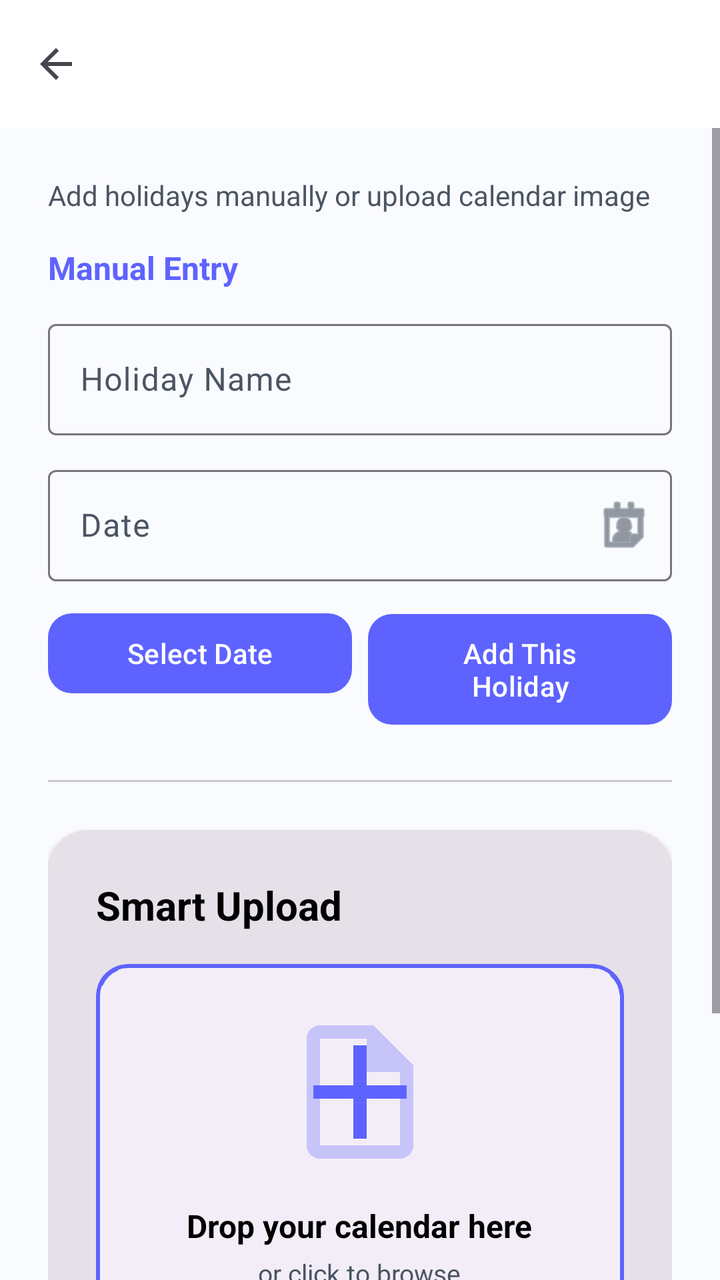
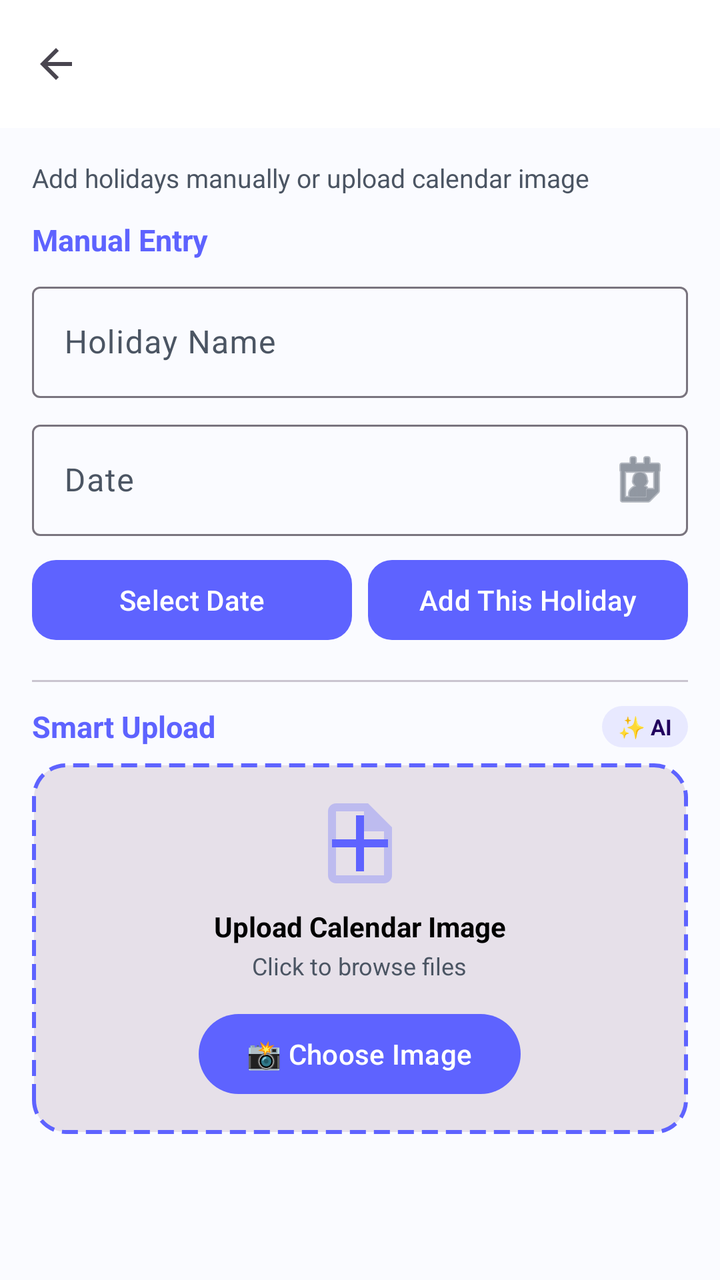

Compare the two renders of this Android layout. The source of the first and the diff that turns it into the second are given below.
<!-- AndroidManifest.xml: application theme Theme.DevLifeOS -->
<!-- res/layout/activity_add_company_holiday.xml -->
<?xml version="1.0" encoding="utf-8"?>
<androidx.coordinatorlayout.widget.CoordinatorLayout xmlns:android="http://schemas.android.com/apk/res/android"
    xmlns:app="http://schemas.android.com/apk/res-auto"
    android:layout_width="match_parent"
    android:layout_height="match_parent"
    android:fitsSystemWindows="true">

    
    <com.google.android.material.appbar.AppBarLayout
        android:id="@+id/appBarLayout"
        android:layout_width="match_parent"
        android:layout_height="wrap_content"
        android:fitsSystemWindows="true">

        <com.google.android.material.appbar.MaterialToolbar
            android:id="@+id/toolbar"
            android:layout_width="match_parent"
            android:layout_height="?attr/actionBarSize"
            android:elevation="4dp"
            app:navigationIcon="@drawable/ic_arrow_back"
            app:title="Add Company Holiday"
            app:titleTextColor="?attr/colorOnPrimary" />

    </com.google.android.material.appbar.AppBarLayout>

    
    <ScrollView
        android:layout_width="match_parent"
        android:layout_height="match_parent"
        android:fillViewport="true"
        app:layout_behavior="@string/appbar_scrolling_view_behavior">

        <LinearLayout
            android:layout_width="match_parent"
            android:layout_height="wrap_content"
            android:orientation="vertical"
            android:padding="24dp">

            <TextView
                android:layout_width="wrap_content"
                android:layout_height="wrap_content"
                android:text="Add holidays manually or upload calendar image"
                android:textColor="?attr/colorOnSurfaceVariant"
                android:textSize="14sp" />

            
            <TextView
                android:layout_width="wrap_content"
                android:layout_height="wrap_content"
                android:layout_marginTop="16dp"
                android:text="Manual Entry"
                android:textColor="?attr/colorPrimary"
                android:textSize="16sp"
                android:textStyle="bold" />

            
            <com.google.android.material.textfield.TextInputLayout
                android:layout_width="match_parent"
                android:layout_height="wrap_content"
                android:layout_marginTop="12dp"
                android:hint="Holiday Name"
                app:boxBackgroundMode="outline"
                app:endIconMode="clear_text">

                <com.google.android.material.textfield.TextInputEditText
                    android:id="@+id/etHolidayName"
                    android:layout_width="match_parent"
                    android:layout_height="wrap_content"
                    android:inputType="textCapWords"
                    android:maxLines="1" />
            </com.google.android.material.textfield.TextInputLayout>

            
            <com.google.android.material.textfield.TextInputLayout
                android:layout_width="match_parent"
                android:layout_height="wrap_content"
                android:layout_marginTop="12dp"
                android:hint="Date"
                app:boxBackgroundMode="outline"
                app:endIconDrawable="@android:drawable/ic_menu_my_calendar"
                app:endIconMode="custom">

                <com.google.android.material.textfield.TextInputEditText
                    android:id="@+id/etDate"
                    android:layout_width="match_parent"
                    android:layout_height="wrap_content"
                    android:clickable="true"
                    android:focusable="false"
                    android:inputType="none"
                    android:maxLines="1" />
            </com.google.android.material.textfield.TextInputLayout>

            
            <LinearLayout
                android:layout_width="match_parent"
                android:layout_height="wrap_content"
                android:layout_marginTop="12dp"
                android:orientation="horizontal">

                
                <com.google.android.material.button.MaterialButton
                    android:id="@+id/btnSelectDate"
                    style="@style/Widget.Material3.Button.TonalButton"
                    android:layout_width="0dp"
                    android:layout_height="wrap_content"
                    android:layout_weight="1"
                    android:text="Select Date"
                    android:paddingHorizontal="20dp"
                    android:paddingVertical="8dp"
                    app:backgroundTint="@color/md_theme_light_primary"
                    android:textAllCaps="false"
                    app:cornerRadius="12dp" />

                
                <com.google.android.material.button.MaterialButton
                    android:id="@+id/btnAddManually"
                    style="@style/Widget.Material3.Button.TonalButton"
                    android:layout_width="0dp"
                    android:layout_height="wrap_content"
                    android:layout_weight="1"
                    android:layout_marginStart="8dp"
                    android:text="Add This Holiday"
                    android:paddingHorizontal="24dp"
                    android:paddingVertical="10dp"
                    app:backgroundTint="@color/md_theme_light_primary"
                    android:textAllCaps="false"
                    app:cornerRadius="12dp" />
            </LinearLayout>


            
            <View
                android:layout_width="match_parent"
                android:layout_height="1dp"
                android:layout_marginTop="24dp"
                android:layout_marginBottom="16dp"
                android:background="?attr/colorOutlineVariant" />

            
            <com.google.android.material.card.MaterialCardView
                android:layout_width="match_parent"
                android:layout_height="wrap_content"
                android:layout_marginTop="8dp"
                app:cardCornerRadius="20dp"
                app:cardElevation="2dp"
                app:strokeWidth="0dp"
                app:cardBackgroundColor="?attr/colorSurfaceContainerHighest">

                <LinearLayout
                    android:layout_width="match_parent"
                    android:layout_height="wrap_content"
                    android:orientation="vertical"
                    android:padding="24dp">

                    
                    <LinearLayout
                        android:layout_width="match_parent"
                        android:layout_height="wrap_content"
                        android:orientation="horizontal"
                        android:gravity="center_vertical"
                        android:layout_marginBottom="16dp">

                        <TextView
                            android:layout_width="0dp"
                            android:layout_height="wrap_content"
                            android:layout_weight="1"
                            android:text="Smart Upload"
                            android:textColor="?attr/colorOnSurface"
                            android:textSize="20sp"
                            android:textStyle="bold" />

                        
                        <com.google.android.material.card.MaterialCardView
                            android:layout_width="wrap_content"
                            android:layout_height="wrap_content"
                            app:cardCornerRadius="12dp"
                            app:cardElevation="0dp"
                            app:strokeWidth="0dp"
                            app:cardBackgroundColor="?attr/colorPrimaryContainer">


                        </com.google.android.material.card.MaterialCardView>
                    </LinearLayout>

                    
                    <com.google.android.material.card.MaterialCardView
                        android:layout_width="match_parent"
                        android:layout_height="wrap_content"
                        app:cardCornerRadius="16dp"
                        app:cardElevation="0dp"
                        app:strokeWidth="2dp"
                        app:strokeColor="?attr/colorPrimary"
                        app:cardBackgroundColor="?attr/colorSurfaceContainer">

                        <LinearLayout
                            android:layout_width="match_parent"
                            android:layout_height="wrap_content"
                            android:orientation="vertical"
                            android:padding="24dp"
                            android:gravity="center"
                            android:background="@drawable/bg_dashed_border">

                            
                            <ImageView
                                android:layout_width="80dp"
                                android:layout_height="80dp"
                                android:src="@drawable/ic_upload_file"
                                android:tint="?attr/colorPrimary"
                                android:layout_marginBottom="16dp" />

                            <TextView
                                android:layout_width="wrap_content"
                                android:layout_height="wrap_content"
                                android:text="Drop your calendar here"
                                android:textColor="?attr/colorOnSurface"
                                android:textSize="16sp"
                                android:textStyle="bold"
                                android:gravity="center" />

                            <TextView
                                android:layout_width="wrap_content"
                                android:layout_height="wrap_content"
                                android:layout_marginTop="4dp"
                                android:text="or click to browse"
                                android:textColor="?attr/colorOnSurfaceVariant"
                                android:textSize="13sp"
                                android:gravity="center" />

                            
                            <FrameLayout
                                android:layout_width="match_parent"
                                android:layout_height="wrap_content"
                                android:layout_marginTop="20dp">

                                
                                <View
                                    android:layout_width="wrap_content"
                                    android:layout_height="60dp"
                                    android:background="@drawable/bg_upload_button_gradient" />

                                
                                <com.google.android.material.button.MaterialButton
                                    android:id="@+id/btnUploadCalendar"
                                    style="@style/Widget.Material3.Button.TextButton"
                                    android:layout_width="match_parent"
                                    android:layout_height="wrap_content"
                                    android:text="📸 Upload  Image"
                                    android:textSize="16sp"
                                    android:textStyle="bold"
                                    android:textColor="#FFFFFF"
                                    android:textAllCaps="false"
                                    app:iconGravity="textStart"
                                    app:cornerRadius="20dp"
                                    app:rippleColor="#80FFFFFF"
                                    android:letterSpacing="0.02" />
                            </FrameLayout>

                        </LinearLayout>
                    </com.google.android.material.card.MaterialCardView>

                </LinearLayout>
            </com.google.android.material.card.MaterialCardView>

            
            <LinearLayout
                android:layout_width="match_parent"
                android:layout_height="wrap_content"
                android:layout_marginTop="16dp"
                android:gravity="center"
                android:orientation="horizontal">

                <ProgressBar
                    android:id="@+id/progressBar"
                    android:layout_width="24dp"
                    android:layout_height="24dp"
                    android:visibility="gone" />

                <TextView
                    android:id="@+id/tvStatus"
                    android:layout_width="wrap_content"
                    android:layout_height="wrap_content"
                    android:layout_marginStart="12dp"
                    android:textColor="?attr/colorPrimary"
                    android:textSize="14sp"
                    android:visibility="gone" />
            </LinearLayout>

        </LinearLayout>
    </ScrollView>

</androidx.coordinatorlayout.widget.CoordinatorLayout>
<!-- resources referenced by this layout -->
<resources>
  <color name="md_theme_light_primary">#5E63FF</color>
  <!-- drawable bg_dashed_border (drawable) -->
  <?xml version="1.0" encoding="utf-8"?>
  <shape xmlns:android="http://schemas.android.com/apk/res/android"
      android:shape="rectangle">
      <stroke
          android:width="2dp"
          android:color="?attr/colorPrimary"
          android:dashWidth="12dp"
          android:dashGap="8dp" />
      <corners android:radius="16dp" />
      <solid android:color="@android:color/transparent" />
  </shape>
  <!-- drawable bg_upload_button_gradient (drawable) -->
  <?xml version="1.0" encoding="utf-8"?>
  <shape xmlns:android="http://schemas.android.com/apk/res/android"
      android:shape="rectangle">
      <gradient
          android:angle="135"
          android:startColor="#6366F1"
          android:centerColor="#8B5CF6"
          android:endColor="#D946EF"
          android:type="linear" />
      <corners android:radius="20dp" />
  </shape>
  <!-- drawable ic_arrow_back (drawable) -->
  <vector xmlns:android="http://schemas.android.com/apk/res/android"
      android:width="24dp"
      android:height="24dp"
      android:viewportWidth="24"
      android:viewportHeight="24"
      android:tint="?attr/colorControlNormal">
      <path
          android:fillColor="@android:color/white"
          android:pathData="M20,11H7.83l5.59,-5.59L12,4l-8,8 8,8 1.41,-1.41L7.83,13H20v-2z"/>
  </vector>
  <!-- drawable ic_upload_file (drawable) -->
  <?xml version="1.0" encoding="utf-8"?>
  <vector xmlns:android="http://schemas.android.com/apk/res/android"
      android:width="48dp"
      android:height="48dp"
      android:viewportWidth="24"
      android:viewportHeight="24">
      <path
          android:fillColor="?attr/colorPrimary"
          android:pathData="M19,13h-6v6h-2v-6H5v-2h6V5h2v6h6v2z"/>
      <path
          android:fillColor="?attr/colorPrimary"
          android:pathData="M14,2H6C4.9,2,4,2.9,4,4v16c0,1.1,0.9,2,2,2h12c1.1,0,2-0.9,2-2V8L14,2zM6,20V4h7v5h5v11H6z"
          android:fillAlpha="0.3"/>
  </vector>
  <style name="Theme.DevLifeOS" parent="Base.Theme.DevLifeOS" />
  <color name="md_theme_light_onPrimary">#FFFFFF</color>
  <color name="md_theme_light_primaryContainer">#E8E9FF</color>
  <color name="md_theme_light_secondary">#00D9C8</color>
  <color name="md_theme_light_onSecondary">#FFFFFF</color>
  <color name="md_theme_light_background">#FAFBFF</color>
  <color name="black">#FF000000</color>
  <color name="md_theme_light_surface">#FFFFFF</color>
  <color name="md_theme_light_surfaceVariant">#F5F6FA</color>
  <color name="neutral_600">#4B5563</color>
  <color name="md_theme_light_error">#FF5757</color>
  <color name="white">#FFFFFFFF</color>
  <!-- unchanged entries left out for length: 1 -->
</resources>

<!-- the commit's change to res/layout/activity_add_company_holiday.xml (unified diff, before → after) -->
@@ -34,30 +34,30 @@
             android:layout_width="match_parent"
             android:layout_height="wrap_content"
             android:orientation="vertical"
-            android:padding="24dp">
+            android:padding="16dp">
 
             <TextView
                 android:layout_width="wrap_content"
                 android:layout_height="wrap_content"
                 android:text="Add holidays manually or upload calendar image"
                 android:textColor="?attr/colorOnSurfaceVariant"
-                android:textSize="14sp" />
+                android:textSize="13sp" />
 
             
             <TextView
                 android:layout_width="wrap_content"
                 android:layout_height="wrap_content"
-                android:layout_marginTop="16dp"
+                android:layout_marginTop="12dp"
                 android:text="Manual Entry"
                 android:textColor="?attr/colorPrimary"
-                android:textSize="16sp"
+                android:textSize="15sp"
                 android:textStyle="bold" />
 
             
             <com.google.android.material.textfield.TextInputLayout
                 android:layout_width="match_parent"
                 android:layout_height="wrap_content"
-                android:layout_marginTop="12dp"
+                android:layout_marginTop="8dp"
                 android:hint="Holiday Name"
                 app:boxBackgroundMode="outline"
                 app:endIconMode="clear_text">
@@ -74,7 +74,7 @@
             <com.google.android.material.textfield.TextInputLayout
                 android:layout_width="match_parent"
                 android:layout_height="wrap_content"
-                android:layout_marginTop="12dp"
+                android:layout_marginTop="8dp"
                 android:hint="Date"
                 app:boxBackgroundMode="outline"
                 app:endIconDrawable="@android:drawable/ic_menu_my_calendar"
@@ -94,7 +94,7 @@
             <LinearLayout
                 android:layout_width="match_parent"
                 android:layout_height="wrap_content"
-                android:layout_marginTop="12dp"
+                android:layout_marginTop="8dp"
                 android:orientation="horizontal">
 
                 
@@ -105,8 +105,8 @@
                     android:layout_height="wrap_content"
                     android:layout_weight="1"
                     android:text="Select Date"
-                    android:paddingHorizontal="20dp"
-                    android:paddingVertical="8dp"
+                    android:paddingHorizontal="16dp"
+                    android:paddingVertical="10dp"
                     app:backgroundTint="@color/md_theme_light_primary"
                     android:textAllCaps="false"
                     app:cornerRadius="12dp" />
@@ -120,7 +120,7 @@
                     android:layout_weight="1"
                     android:layout_marginStart="8dp"
                     android:text="Add This Holiday"
-                    android:paddingHorizontal="24dp"
+                    android:paddingHorizontal="16dp"
                     android:paddingVertical="10dp"
                     app:backgroundTint="@color/md_theme_light_primary"
                     android:textAllCaps="false"
@@ -132,156 +132,123 @@
             <View
                 android:layout_width="match_parent"
                 android:layout_height="1dp"
-                android:layout_marginTop="24dp"
-                android:layout_marginBottom="16dp"
+                android:layout_marginTop="16dp"
+                android:layout_marginBottom="12dp"
                 android:background="?attr/colorOutlineVariant" />
 
             
-            <com.google.android.material.card.MaterialCardView
-                android:layout_width="match_parent"
-                android:layout_height="wrap_content"
-                android:layout_marginTop="8dp"
-                app:cardCornerRadius="20dp"
-                app:cardElevation="2dp"
-                app:strokeWidth="0dp"
-                app:cardBackgroundColor="?attr/colorSurfaceContainerHighest">
-
+            <LinearLayout
+                android:layout_width="match_parent"
+                android:layout_height="wrap_content"
+                android:orientation="vertical">
+
+                
                 <LinearLayout
                     android:layout_width="match_parent"
                     android:layout_height="wrap_content"
+                    android:orientation="horizontal"
+                    android:gravity="center_vertical"
+                    android:layout_marginBottom="8dp">
+
+                    <TextView
+                        android:layout_width="0dp"
+                        android:layout_height="wrap_content"
+                        android:layout_weight="1"
+                        android:text="Smart Upload"
+                        android:textColor="?attr/colorPrimary"
+                        android:textSize="15sp"
+                        android:textStyle="bold" />
+
+                    
+                    <TextView
+                        android:layout_width="wrap_content"
+                        android:layout_height="wrap_content"
+                        android:text="✨ AI"
+                        android:textColor="?attr/colorOnPrimaryContainer"
+                        android:textSize="11sp"
+                        android:textStyle="bold"
+                        android:paddingHorizontal="8dp"
+                        android:paddingVertical="3dp"
+                        android:background="@drawable/bg_ai_badge"
+                        android:elevation="0dp" />
+                </LinearLayout>
+
+                
+                <LinearLayout
+                    android:id="@+id/uploadZone"
+                    android:layout_width="match_parent"
+                    android:layout_height="wrap_content"
                     android:orientation="vertical"
-                    android:padding="24dp">
+                    android:padding="16dp"
+                    android:gravity="center"
+                    android:background="@drawable/bg_upload_zone">
 
                     
-                    <LinearLayout
-                        android:layout_width="match_parent"
-                        android:layout_height="wrap_content"
-                        android:orientation="horizontal"
-                        android:gravity="center_vertical"
-                        android:layout_marginBottom="16dp">
-
-                        <TextView
-                            android:layout_width="0dp"
-                            android:layout_height="wrap_content"
-                            android:layout_weight="1"
-                            android:text="Smart Upload"
-                            android:textColor="?attr/colorOnSurface"
-                            android:textSize="20sp"
-                            android:textStyle="bold" />
-
-                        
-                        <com.google.android.material.card.MaterialCardView
-                            android:layout_width="wrap_content"
-                            android:layout_height="wrap_content"
-                            app:cardCornerRadius="12dp"
-                            app:cardElevation="0dp"
-                            app:strokeWidth="0dp"
-                            app:cardBackgroundColor="?attr/colorPrimaryContainer">
-
-
-                        </com.google.android.material.card.MaterialCardView>
-                    </LinearLayout>
+                    <ImageView
+                        android:layout_width="48dp"
+                        android:layout_height="48dp"
+                        android:src="@drawable/ic_upload_file"
+                        android:contentDescription="Upload calendar icon"
+                        app:tint="?attr/colorPrimary"
+                        android:layout_marginBottom="8dp" />
+
+                    <TextView
+                        android:layout_width="wrap_content"
+                        android:layout_height="wrap_content"
+                        android:text="Upload Calendar Image"
+                        android:textColor="?attr/colorOnSurface"
+                        android:textSize="14sp"
+                        android:textStyle="bold"
+                        android:gravity="center" />
+
+                    <TextView
+                        android:layout_width="wrap_content"
+                        android:layout_height="wrap_content"
+                        android:layout_marginTop="2dp"
+                        android:text="Click to browse files"
+                        android:textColor="?attr/colorOnSurfaceVariant"
+                        android:textSize="12sp"
+                        android:gravity="center" />
 
                     
-                    <com.google.android.material.card.MaterialCardView
-                        android:layout_width="match_parent"
-                        android:layout_height="wrap_content"
-                        app:cardCornerRadius="16dp"
-                        app:cardElevation="0dp"
-                        app:strokeWidth="2dp"
-                        app:strokeColor="?attr/colorPrimary"
-                        app:cardBackgroundColor="?attr/colorSurfaceContainer">
-
-                        <LinearLayout
-                            android:layout_width="match_parent"
-                            android:layout_height="wrap_content"
-                            android:orientation="vertical"
-                            android:padding="24dp"
-                            android:gravity="center"
-                            android:background="@drawable/bg_dashed_border">
-
-                            
-                            <ImageView
-                                android:layout_width="80dp"
-                                android:layout_height="80dp"
-                                android:src="@drawable/ic_upload_file"
-                                android:tint="?attr/colorPrimary"
-                                android:layout_marginBottom="16dp" />
-
-                            <TextView
-                                android:layout_width="wrap_content"
-                                android:layout_height="wrap_content"
-                                android:text="Drop your calendar here"
-                                android:textColor="?attr/colorOnSurface"
-                                android:textSize="16sp"
-                                android:textStyle="bold"
-                                android:gravity="center" />
-
-                            <TextView
-                                android:layout_width="wrap_content"
-                                android:layout_height="wrap_content"
-                                android:layout_marginTop="4dp"
-                                android:text="or click to browse"
-                                android:textColor="?attr/colorOnSurfaceVariant"
-                                android:textSize="13sp"
-                                android:gravity="center" />
-
-                            
-                            <FrameLayout
-                                android:layout_width="match_parent"
-                                android:layout_height="wrap_content"
-                                android:layout_marginTop="20dp">
-
-                                
-                                <View
-                                    android:layout_width="wrap_content"
-                                    android:layout_height="60dp"
-                                    android:background="@drawable/bg_upload_button_gradient" />
-
-                                
-                                <com.google.android.material.button.MaterialButton
-                                    android:id="@+id/btnUploadCalendar"
-                                    style="@style/Widget.Material3.Button.TextButton"
-                                    android:layout_width="match_parent"
-                                    android:layout_height="wrap_content"
-                                    android:text="📸 Upload  Image"
-                                    android:textSize="16sp"
-                                    android:textStyle="bold"
-                                    android:textColor="#FFFFFF"
-                                    android:textAllCaps="false"
-                                    app:iconGravity="textStart"
-                                    app:cornerRadius="20dp"
-                                    app:rippleColor="#80FFFFFF"
-                                    android:letterSpacing="0.02" />
-                            </FrameLayout>
-
-                        </LinearLayout>
-                    </com.google.android.material.card.MaterialCardView>
+                    <com.google.android.material.button.MaterialButton
+                        android:id="@+id/btnUploadCalendar"
+                        style="@style/Widget.Material3.Button"
+                        android:layout_width="wrap_content"
+                        android:layout_height="wrap_content"
+                        android:layout_marginTop="12dp"
+                        android:text="📸 Choose Image"
+                        android:textSize="14sp"
+                        android:textAllCaps="false"
+                        android:paddingHorizontal="24dp"
+                        android:paddingVertical="8dp"
+                        app:cornerRadius="20dp" />
 
                 </LinearLayout>
-            </com.google.android.material.card.MaterialCardView>
+
+            </LinearLayout>
 
             
             <LinearLayout
                 android:layout_width="match_parent"
                 android:layout_height="wrap_content"
-                android:layout_marginTop="16dp"
+                android:layout_marginTop="12dp"
                 android:gravity="center"
                 android:orientation="horizontal">
 
                 <ProgressBar
                     android:id="@+id/progressBar"
-                    android:layout_width="24dp"
-                    android:layout_height="24dp"
+                    android:layout_width="20dp"
+                    android:layout_height="20dp"
                     android:visibility="gone" />
 
                 <TextView
                     android:id="@+id/tvStatus"
                     android:layout_width="wrap_content"
                     android:layout_height="wrap_content"
-                    android:layout_marginStart="12dp"
+                    android:layout_marginStart="8dp"
                     android:textColor="?attr/colorPrimary"
-                    android:textSize="14sp"
+                    android:textSize="13sp"
                     android:visibility="gone" />
             </LinearLayout>
 
<!-- resource entries referenced after the edit -->
@@ -1,29 +1,31 @@
 <!-- resources referenced by this layout -->
 <resources>
   <color name="md_theme_light_primary">#5E63FF</color>
-  <!-- drawable bg_dashed_border (drawable) -->
+  <!-- drawable bg_ai_badge (drawable) -->
   <?xml version="1.0" encoding="utf-8"?>
   <shape xmlns:android="http://schemas.android.com/apk/res/android"
       android:shape="rectangle">
+      <solid android:color="?attr/colorPrimaryContainer" />
+      <corners android:radius="12dp" />
+  </shape>
+  <!-- drawable bg_upload_zone (drawable) -->
+  <?xml version="1.0" encoding="utf-8"?>
+  <shape xmlns:android="http://schemas.android.com/apk/res/android"
+      android:shape="rectangle">
+  
+      
+      <solid android:color="?attr/colorSurfaceContainerHighest" />
+  
+      
       <stroke
           android:width="2dp"
           android:color="?attr/colorPrimary"
-          android:dashWidth="12dp"
-          android:dashGap="8dp" />
+          android:dashWidth="8dp"
+          android:dashGap="4dp" />
+  
+      
       <corners android:radius="16dp" />
-      <solid android:color="@android:color/transparent" />
-  </shape>
-  <!-- drawable bg_upload_button_gradient (drawable) -->
-  <?xml version="1.0" encoding="utf-8"?>
-  <shape xmlns:android="http://schemas.android.com/apk/res/android"
-      android:shape="rectangle">
-      <gradient
-          android:angle="135"
-          android:startColor="#6366F1"
-          android:centerColor="#8B5CF6"
-          android:endColor="#D946EF"
-          android:type="linear" />
-      <corners android:radius="20dp" />
+  
   </shape>
   <!-- drawable ic_arrow_back (drawable) -->
   <vector xmlns:android="http://schemas.android.com/apk/res/android"
